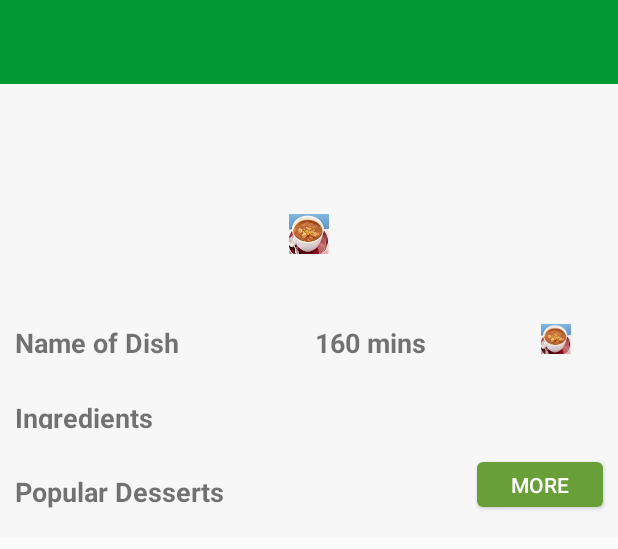
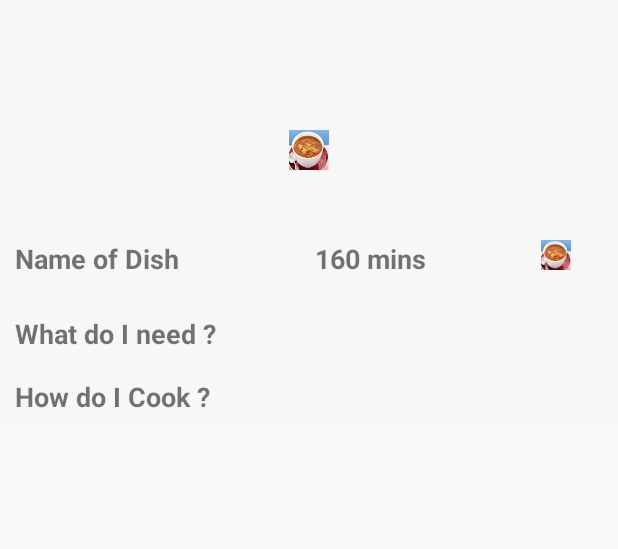
Before and after one commit to krishnamatrix/indiancook, an Android app: the layout activity_item.xml on its own in the app's theme, with its tools: preview values and no code run, on a phone screen of 412 x 824 dp. Shown: the top 549 px of the screen. Run offline under Robolectric (Android 15) with nearby library versions, the phone set to English and light mode, and no system bars.

Commit message:
Start button and directions items added

```diff
--- a/app/src/main/java/com/krish/indiancook/adapter/IngredientsAdapter.java
+++ b/app/src/main/java/com/krish/indiancook/adapter/IngredientAdapter.java
@@ -17,11 +17,11 @@ import com.krish.indiancook.R;
 
 import java.util.List;
 
-public class IngredientsAdapter extends ArrayAdapter<String> {
+public class IngredientAdapter extends ArrayAdapter<String> {
     private final Context context;
     private final List<String> values;
 
-    public IngredientsAdapter(Context context, List<String> values) {
+    public IngredientAdapter(Context context, List<String> values) {
         super(context, -1, values);
         this.context = context;
         this.values = values;
--- a/app/src/main/java/com/krish/indiancook/utils/CookingConstants.java
+++ b/app/src/main/java/com/krish/indiancook/utils/CookingConstants.java
@@ -10,4 +10,6 @@ public class CookingConstants {
     public static final String POPULAR_DESSERTS = "POPULAR_DESSERTS";
     public static final String SOUPLIST = "SOUPLIST";
     public static final String SOUPS = "SOUPS";
+    public static final String BLACK_STAR_UNICODE = "\u2605";
+    public static final String [] STAR_COLOR_CODES = {"#FFFF00","#AAAAAA","#FF0000","#00FF00","#444444"};
 }
--- a/app/src/main/java/com/krish/indiancook/utils/HelperUtil.java
+++ b/app/src/main/java/com/krish/indiancook/utils/HelperUtil.java
@@ -17,7 +17,7 @@ import java.util.List;
  */
 public class HelperUtil {
 
-    public static List<String> getIngredientsList(Context context, String ingredientId){
+    public static List<String> getResourceList(Context context, String ingredientId){
         //ResourceHelper.getMultiTypedArray(context, "INGREDIENT" + ingredientId);
         int ingredientIdentifier = context.getResources().getIdentifier(ingredientId, "array", context.getPackageName());
         String[] ingredientList = context.getResources().getStringArray(ingredientIdentifier);
--- a/app/src/main/res/layout/activity_item.xml
+++ b/app/src/main/res/layout/activity_item.xml
@@ -8,15 +8,10 @@
     <ScrollView
         android:layout_width="match_parent"
         android:layout_height="match_parent">
-        <LinearLayout
+        <FrameLayout
             android:layout_width="match_parent"
             android:layout_height="match_parent"
-            android:background="@color/button_material_light"
-            android:orientation="vertical">
-            <include
-                android:id="@+id/toolbarlayout"
-                layout="@layout/toolbarwithsearchgreen"
-                ></include>
+            android:background="@color/button_material_light">
             <LinearLayout
                 android:layout_width="match_parent"
                 android:layout_height="match_parent"
@@ -92,7 +87,7 @@
                             android:layout_height="wrap_content"
                             android:singleLine="true"
                             android:layout_margin="10dp"
-                            android:text="Ingredients"
+                            android:text="What do I need ?"
                             android:layout_gravity="center"
                             android:gravity="left"
                             android:layout_weight="2"
@@ -114,49 +109,35 @@
                     android:orientation="vertical">
                     <LinearLayout
                         android:layout_width="match_parent"
-                        android:layout_height="60dp"
+                        android:layout_height="40dp"
                         android:orientation="horizontal">
                         <TextView
                             android:layout_width="wrap_content"
                             android:layout_height="wrap_content"
                             android:singleLine="true"
                             android:layout_margin="10dp"
-                            android:text="Popular Desserts"
+                            android:text="How do I Cook ?"
                             android:layout_gravity="center"
                             android:gravity="left"
                             android:layout_weight="2"
                             android:textSize="18sp"
                             android:textStyle="bold" />
-                        <Button
-                            android:id="@+id/morepopulardesserts"
+                        <com.krish.indiancook.utils.NestedListView
+                            android:id="@+id/directionList"
+                            android:layout_width="0dip"
+                            android:layout_height="wrap_content"
+                            android:layout_marginBottom="2dp"
                             android:layout_weight="1"
-                            android:layout_margin="10dp"
-                            android:background="@drawable/btn_green_round_corners"
-                            android:layout_width="10dp"
-                            android:layout_height="30dp"
-                            android:textAllCaps="true"
-                            android:gravity="center|center_vertical"
-                            android:textColor="@android:color/white"
-                            android:text="More"
-                            />
+                            android:cacheColorHint="#00000000" >
+                        </com.krish.indiancook.utils.NestedListView>
                     </LinearLayout>
-                    <HorizontalScrollView
-                        android:layout_width="fill_parent"
-                        android:layout_height="wrap_content"
-                        android:layout_alignParentTop="true"
-                        android:fillViewport="true"
-                        android:measureAllChildren="false"
-                        android:scrollbars="none" >
-                        <LinearLayout
-                            android:id="@+id/populardesserts"
-                            android:layout_width="match_parent"
-                            android:layout_height="match_parent"
-                            android:orientation="horizontal">
-                        </LinearLayout>
-                    </HorizontalScrollView>
                 </LinearLayout>
             </LinearLayout>
-        </LinearLayout>
+            <include
+                android:id="@+id/toolbarlayout"
+                layout="@layout/toolbarwithsearchtransparent"
+                ></include>
+        </FrameLayout>
     </ScrollView>
     <android.support.design.widget.NavigationView
         android:id="@+id/navigation_view"
--- /dev/null
+++ b/app/src/main/res/layout/toolbarwithsearchtransparent.xml
@@ -0,0 +1,12 @@
+<?xml version="1.0" encoding="utf-8"?>
+<RelativeLayout xmlns:android="http://schemas.android.com/apk/res/android"
+    android:layout_width="wrap_content"
+    android:layout_height="wrap_content" >
+
+    <android.support.v7.widget.Toolbar xmlns:android="http://schemas.android.com/apk/res/android"
+        android:layout_width="match_parent"
+        android:layout_height="wrap_content"
+        android:id="@+id/toolbar"
+        android:background="@null">
+    </android.support.v7.widget.Toolbar>
+</RelativeLayout>
```
Also changed, not shown: app/src/main/java/com/krish/indiancook/activity/DisplayItemActivity.java (+7 -3 lines), app/src/main/java/com/krish/indiancook/adapter/DirectionsAdapter.java (added, +55 -0 lines), app/src/main/res/layout/directions.xml (added, +28 -0 lines), app/src/main/res/values/directionsdata.xml (added, +12 -0 lines).
